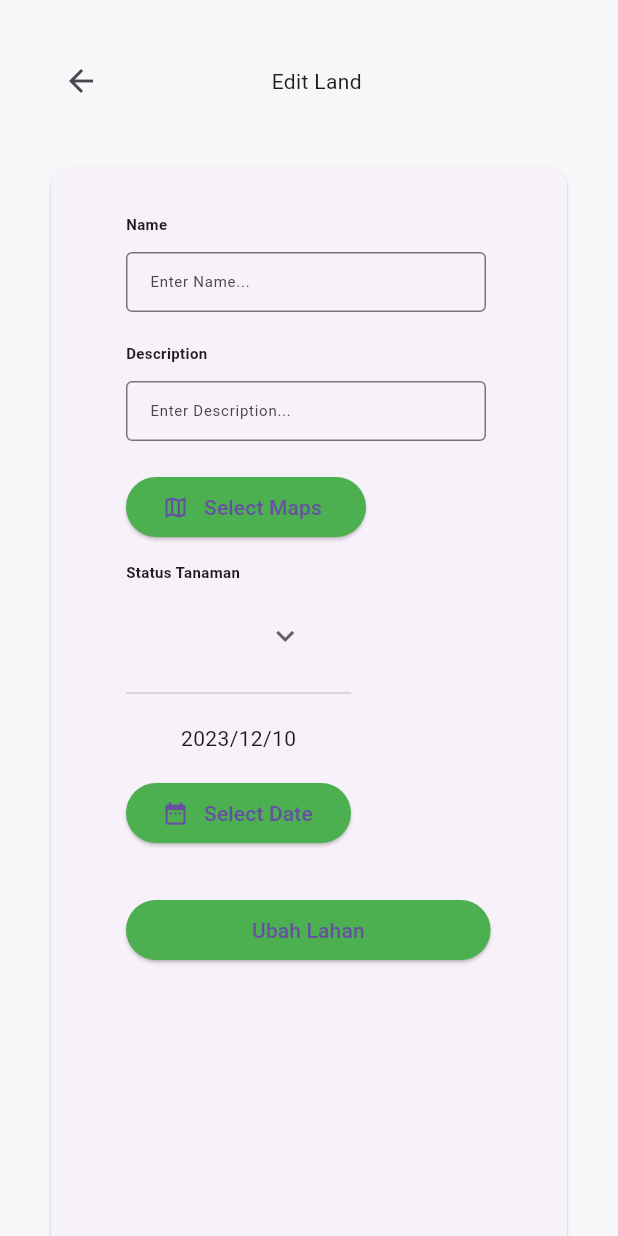
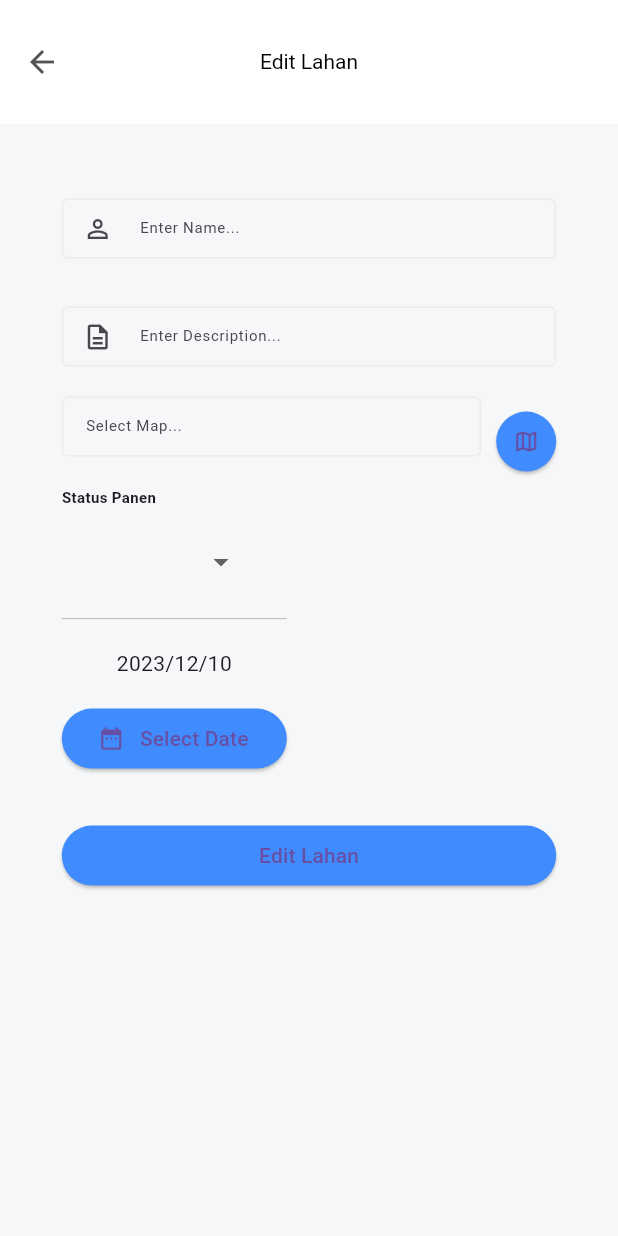
Before and after one commit to Malikibrahim10203/Proyek_2, a Flutter app: the EditLand screen opened directly with empty values, on a phone screen of 412 x 824 dp. Run offline on Flutter 3.47's test engine with Material 3 defaults, Android fonts, the phone set to English and light mode, and no system bars; our stand-ins replace camera, flutter_map, get, google_fonts, latlong2, lottie and 2 more; missing offline and left inert: confirm_dialog, dart:ffi, open_street_map_search_and_pick; accounts and stored records are empty; network calls fail; project files that could hold a hidden picture were left out.

Commit message:
tambah+edit kelar tinggal tampilan form saja blom sesuai figma

```diff
--- a/smartfarm/lib/pages/farmer/edit/edit_land.dart
+++ b/smartfarm/lib/pages/farmer/edit/edit_land.dart
@@ -10,8 +10,18 @@ import 'package:smartfarm/pages/farmer/landfarmer.dart';
 import 'package:smartfarm/widget/info.dart';
 
 class EditLand extends StatefulWidget{
-  const EditLand({super.key, required this.id, required this.name, required this.description, required this.maps, required this.status, required this.date, required this.userId});
-  final id;
+  const EditLand({
+    Key? key,
+    required this.id,
+    required this.name,
+    required this.description,
+    required this.maps,
+    required this.status,
+    required this.date,
+    required this.userId,
+  }) : super(key: key);
+
+  final dynamic id;
   final String? name;
   final String? description;
   final String? maps;
@@ -55,17 +65,13 @@ void getLand() async{
 
   @override
   void initState() {
-    // id_land = widget.id;
     name = widget.name;
     description = widget.description;
     map = widget.maps;
     dropdownValue = widget.status??'';
     tgl = widget.date;
     user_id = widget.userId;
-
     controllerTanggal.text = "${tanggal.year}-${tanggal.month}-${tanggal.day}";
-
-    // controllerId = TextEditingController(text: id_land);
     controllerName = TextEditingController(text : name);
     controllerDescription = TextEditingController(text: description);
     controllerMaps = TextEditingController(text: map);
@@ -81,56 +87,27 @@ void getLand() async{
   Widget build(BuildContext context) {
     return Scaffold(
       backgroundColor: Color(0xffF5F7F8),
+      appBar: AppBar(
+          backgroundColor: Color(0xffFFFFFF),
+          titleTextStyle: TextStyle(color: Colors.black),
+          toolbarHeight: MediaQuery.of(context).size.height * 0.1,
+          centerTitle: true,
+          iconTheme: IconThemeData(
+              color: Color(0xff545454)
+          ),
+          title: Text("Edit Lahan")
+      ),
       body: SingleChildScrollView(
         child: SafeArea(
           child: Container(
-            padding: EdgeInsets.only(left: 30, top: 30, right: 30),
-            child: Column(
-              mainAxisSize: MainAxisSize.min,
-              children: <Widget>[
-                Row(
-                  children: [
-                    IconButton(
-                      onPressed: (){
-                        Navigator.push(context, MaterialPageRoute(builder: (context)=>LandFarmer(id: widget.userId??'')));
-                      },
-                      icon: Icon(
-                        Icons.arrow_back_outlined,
-                      ),
-
-                    ),
-                    SizedBox(
-                      width: MediaQuery.of(context).size.width*0.25,
-                    ), //pembuatan tombol akhir
-                    Text("Edit Land"),
-                  ],
-                ),
-                SizedBox(
-                  height: 30,
-                ),
-                Container(
-                  width: MediaQuery.of(context).size.width * 1,
-                  height: MediaQuery.of(context).size.height * 0.9,
-                  child: Card(
-                    child: Container(
-                      padding: EdgeInsets.only(left: 50, top: 30),
+            padding: EdgeInsets.only(left: MediaQuery.of(context).size.width * 0.1, top: 50, right: MediaQuery.of(context).size.width * 0.1),
             child: Form(
                 key: formKey,
                 child: Column(
                   crossAxisAlignment: CrossAxisAlignment.start,
                   children: [
-                            Text(
-                              "Name",
-                              style: TextStyle(
-                                fontSize: 10,
-                                fontWeight: FontWeight.w600,
-                              ),
-                            ),
                     SizedBox(
-                              height: 12,
-                            ),
-                            SizedBox(
-                              width: 240,
+                      width: MediaQuery.of(context).size.width,
                       height: 60,
                       child: TextFormField(
                         controller: controllerName,
@@ -139,24 +116,24 @@ void getLand() async{
                           helperText: ' ',
                           border: OutlineInputBorder(),
                           labelText: "Enter Name...",
+                          prefixIcon: Icon(Icons.person_outline, size: 20,),
+                          isDense: true,
+                          enabledBorder: OutlineInputBorder(
+                            borderSide: BorderSide(
+                                color: Color(0xffECECEC)
+                            )
+                        ),
                           labelStyle: TextStyle(
                             fontSize: 10,
                           ),
                         ),
                       ),
                     ),
-                            Text(
-                              "Description",
-                              style: TextStyle(
-                                fontSize: 10,
-                                fontWeight: FontWeight.w600,
-                              ),
-                            ),
                     SizedBox(
                       height: 12,
                     ),
                     SizedBox(
-                              width: 240,
+                      width: MediaQuery.of(context).size.width,
                       height: 60,
                       child: TextFormField(
                         controller: controllerDescription,
@@ -165,45 +142,65 @@ void getLand() async{
                           helperText: ' ',
                           border: OutlineInputBorder(),
                           labelText: "Enter Description...",
+                          prefixIcon: Icon(Icons.description_outlined, size: 20,),
+                          isDense: true,
+                          enabledBorder: OutlineInputBorder(
+                              borderSide: BorderSide(
+                                  color: Color(0xffECECEC)
+                              )
+                          ),
                           labelStyle: TextStyle(
                             fontSize: 10,
                           ),
                         ),
                       ),
                     ),
-                            Container(
+                    SizedBox(
+                      width: MediaQuery.of(context).size.width * 0.8,
+                      height: 60,
                       child: Row(
                         children: [
-                                  Column(
-                                    children: [
+                          Expanded(
+                            child: TextFormField(
+                              validator: (value) => value == ''? 'Jangan Kosong':null,
+                              decoration: InputDecoration(
+                                helperText: ' ',
+                                border: OutlineInputBorder(),
+                                labelText: "Select Map...",
+                                isDense: true,
+                                enabledBorder: OutlineInputBorder(
+                                  borderSide: BorderSide(
+                                    color: Color(0xffECECEC),
+                                  ),
+                                ),
+                                labelStyle: TextStyle(
+                                  fontSize: 10,
+                                ),
+                              ),
+                            ),
+                          ),
                           SizedBox(
-                                        width: 160,
+                            width: 10, // Sesuaikan jarak antara TextFormField dan tombol dengan kebutuhan
+                          ),
+                          SizedBox(
+                            width: 40, // Sesuaikan ukuran ikon dengan kebutuhan
+                            height: 40,
                             child: ElevatedButton(
                               style: ElevatedButton.styleFrom(
-                                            backgroundColor: Colors.green
+                                primary: Color(0xff408CFF),
+                                padding: EdgeInsets.all(0),
                               ),
                               onPressed: () {
                                     Navigator.push(context, MaterialPageRoute(builder: (context)=>EditMapFarmer(id: widget.id, name: name, description: description, coordinate: map, status: dropdownValue, date: tgl, userId: user_id)));
                                   },
-                                          child: Row(
-                                            children: [
-                                              Icon(Icons.map_outlined),
-                                              SizedBox(width: 10,),
-                                              Text("Select Maps"),
-                                            ],
+                              child: Icon(Icons.map_outlined),
                             ),
                           ),
-                                      ),
-                                      SizedBox(
-                                        height: 12,
-                                      ),
-                                    ],
-                                  )
                         ],
                       ),
                     ),
                     Text(
-                              "Status Tanaman",
+                      "Status Panen",
                       style: TextStyle(
                         fontSize: 10,
                         fontWeight: FontWeight.w600,
@@ -217,7 +214,6 @@ void getLand() async{
                         height: 70,
                         child: DropdownButton(
                           value: dropdownValue,
-                                  icon: Icon(Icons.keyboard_arrow_down),
                           items: status.map((String status) {
                             return DropdownMenuItem(
                               value: status,
@@ -229,7 +225,7 @@ void getLand() async{
                               dropdownValue = newValue!;
                             });
                           },
-                                ),
+                        )
                     ),
                     SizedBox(
                       height: 12,
@@ -246,7 +242,7 @@ void getLand() async{
                           width: 150,
                           child: ElevatedButton(
                             style: ElevatedButton.styleFrom(
-                                      backgroundColor: Colors.green
+                              backgroundColor:Color(0xff408CFF),
                             ),
                             onPressed: () async{
                               DateTime? newTanggal = await showDatePicker(
@@ -260,7 +256,7 @@ void getLand() async{
 
                               setState(() {
                                 tanggal = newTanggal;
-                                        controllerTanggal.text = tgl??'';
+                                controllerTanggal = "${tanggal.year}-${tanggal.month}-${tanggal.day}" as TextEditingController;
                               });
                             },
                             child: Row(
@@ -278,12 +274,12 @@ void getLand() async{
                       height: 30,
                     ),
                     SizedBox(
-                              width: MediaQuery.of(context).size.width*0.59,
+                      width: MediaQuery.of(context).size.width,
                       child: ElevatedButton(
                         style: ElevatedButton.styleFrom(
-                                  backgroundColor: Colors.green
+                          backgroundColor: Color(0xff408CFF),
                         ),
-                                child: const Text('Ubah Lahan'),
+                        child: const Text('Edit Lahan'),
                         onPressed: () {
                           EventDB.editLahan(widget.id, controllerName.text, controllerDescription.text,
                                   widget.maps??'', dropdownValue, controllerTanggal.text, user_id??'');
@@ -299,11 +295,6 @@ void getLand() async{
           ),
         ),
       ),
-              ],
-            ),
-          ),
-        ),
-      ),
     );
   }
 }
```
Also changed, not shown: smartfarm/lib/pages/farmer/add/tambah_lahan_farmer.dart (+41 -23 lines), smartfarm/lib/pages/farmer/detail_land/overview_farmer.dart (+34 -8 lines). Lines whose indentation alone changed are shown as unchanged.
